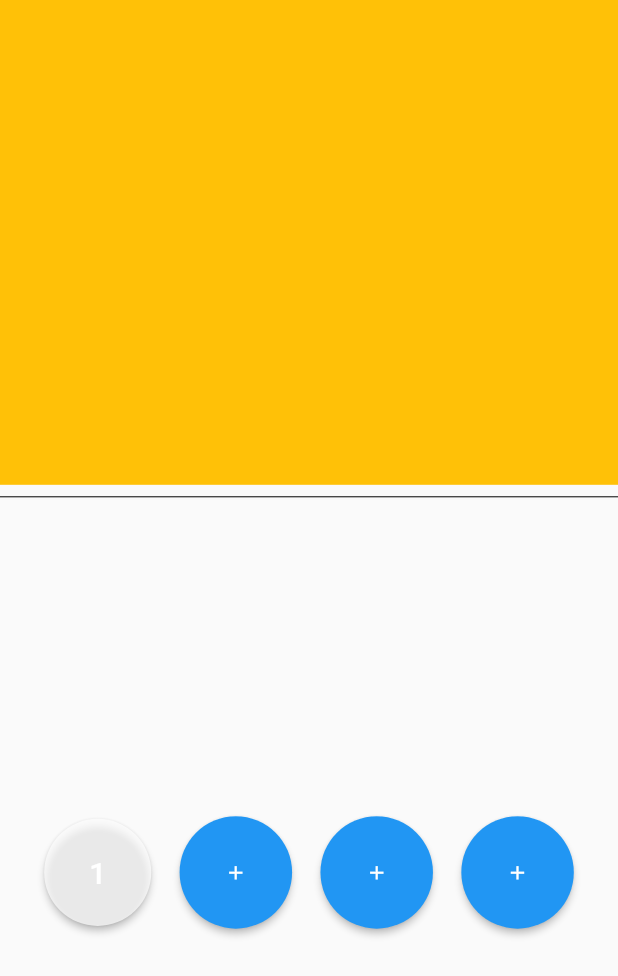
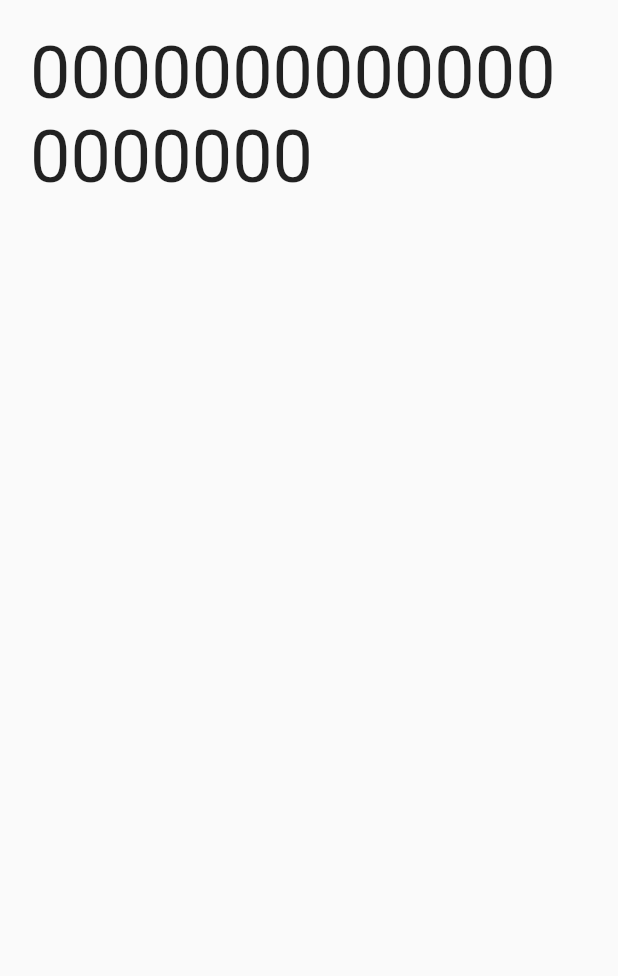
Before and after one commit to Shermukhammat/Flutter_Projects, a Flutter app: the screen it shows after launch, on a phone screen of 412 x 824 dp. Shown: the top 976 px of the screen. Run offline on Flutter 3.47's test engine with Material 2 defaults, Android fonts, the phone set to English and light mode, and no system bars; missing offline and left inert: circle_button.

Commit message:
Update main.dart

```diff
--- a/calculator/lib/main.dart
+++ b/calculator/lib/main.dart
@@ -24,68 +24,19 @@ class MyHome extends StatefulWidget {
 class _MyHome extends State<MyHome> {
   @override
   Widget build(BuildContext context) {
-    return Scaffold(
-      body: Column(
-        children: <Widget>[
-          Expanded(flex: 2 ,child: Container(color: Colors.amber)),
-          const Divider(color: Colors.black),
-          Expanded(
-            flex: 3,
-              child: Container(
-                  margin: EdgeInsets.all(20.0),
-                  child: Column(
-                    children: <Widget>[
-                      Expanded(
-                          child: Row(
-                           mainAxisAlignment: MainAxisAlignment.spaceAround,
-                        children: <Widget>[
-                          ElevatedButton(
-
-                            style: ElevatedButton.styleFrom(
-
-                                backgroundColor: Colors.white70,
-                                shape: const CircleBorder(),
-                                padding: const EdgeInsets.all(30)),
-
-                            child: Text("1", style: TextStyle(fontSize: 20)),
-                            onPressed: () {},
-                          ),
-                          ElevatedButton(
-                            style: ElevatedButton.styleFrom(
-                                shape: const CircleBorder(),
-                                padding: const EdgeInsets.all(30)),
-                            child: const Icon(
-                              Icons.add,
-                              size: 15,
-                            ),
-                            onPressed: () {},
-                          ),
-                          ElevatedButton(
-                            style: ElevatedButton.styleFrom(
-                                shape: const CircleBorder(),
-                                padding: const EdgeInsets.all(30)),
-                            child: const Icon(
-                              Icons.add,
-                              size: 15,
-                            ),
-                            onPressed: () {},
-                          ),
-                          ElevatedButton(
-                            style: ElevatedButton.styleFrom(
-                                shape: const CircleBorder(),
-                                padding: const EdgeInsets.all(30)),
-                            child: const Icon(
-                              Icons.add,
-                              size: 15,
-                            ),
-                            onPressed: () {},
-                          ),
-                        ],
-                      )),
-                    ],
-                  )))
-        ],
-      ),
+    return SafeArea(child:
+      Scaffold(
+        body: Column(
+            children: <Widget>[
+              Expanded(child:
+              Container(
+                margin: EdgeInsets.all(20.0),
+                alignment: Alignment.topRight,
+                  child: Text("0"*20, style: TextStyle(fontSize: 48))
+              ))
+            ]
+        )
+    )
     );
   }
 }
```
